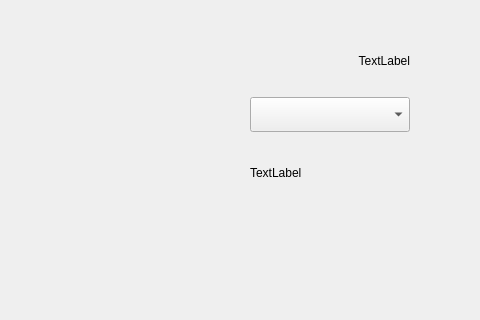
This is src/ui/gui/storyboards/PlaneSettingsPage.ui in HBuczynski/AHRS as Qt 5 draws it before an edit; both pictures show x 544 to 1024 and y 0 to 320 of the 1024 by 600 pixel window. The edited form follows.
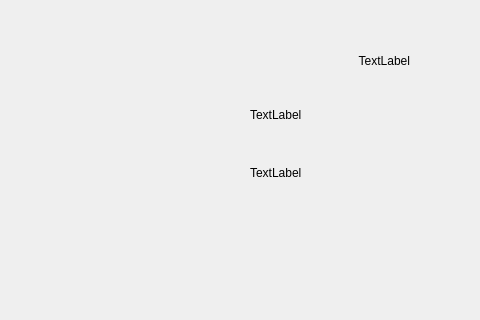
This is the edited form.

Diff of the .ui file:
```diff
--- a/src/ui/gui/storyboards/PlaneSettingsPage.ui
+++ b/src/ui/gui/storyboards/PlaneSettingsPage.ui
@@ -238,7 +238,7 @@
        </spacer>
       </item>
       <item>
-       <widget class="QComboBox" name="fromDatabaseComboBox">
+       <widget class="QLabel" name="fromDatabaseComboBox">
         <property name="minimumSize">
          <size>
           <width>160</width>
@@ -251,6 +251,9 @@
           <height>16777215</height>
          </size>
         </property>
+        <property name="text">
+         <string>TextLabel</string>
+        </property>
        </widget>
       </item>
      </layout>
```
